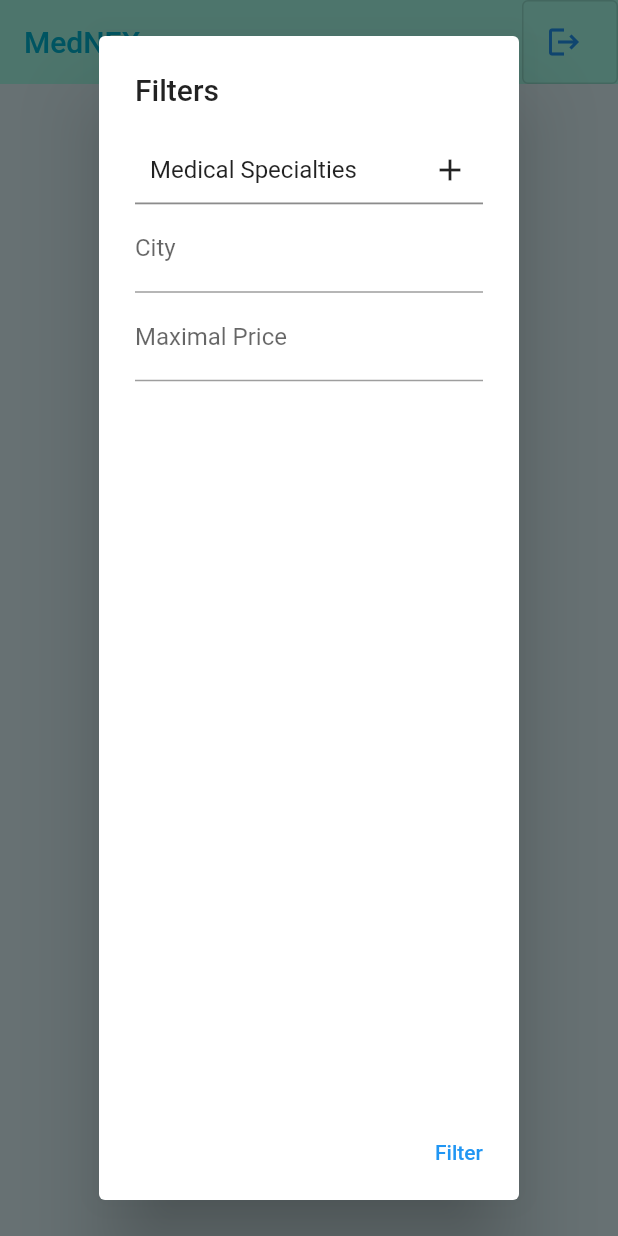
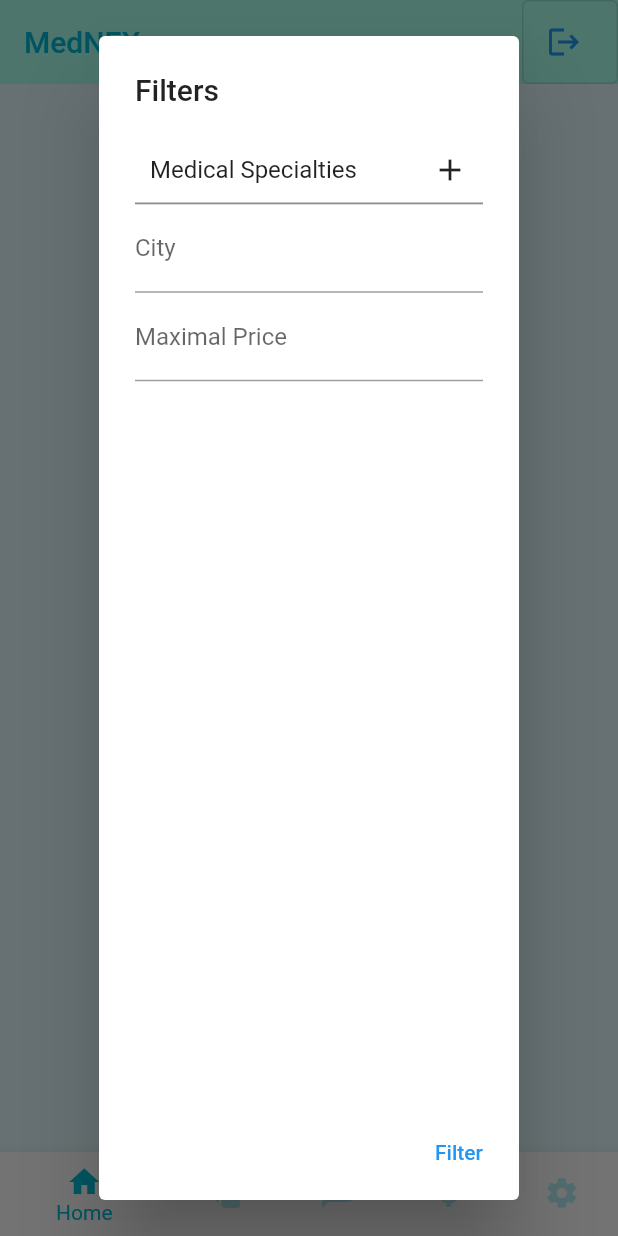
Before and after one commit to DaniRogachev/MedNEX, a Flutter app: the screen it shows once a user with an empty profile is signed in, after a tap on "Filter", on a phone screen of 412 x 824 dp. Run offline on Flutter 3.47's test engine with Material 2 defaults, Android fonts, the phone set to English and light mode, and no system bars; drawn by our look-alikes of multi_select_flutter; our stand-ins replace cloud_firestore, firebase_auth, firebase_core; missing offline and left inert: dropdown_plus; accounts and stored records are empty.

```diff
--- a/med_nex/lib/Screens/Home/doctor_list.dart
+++ b/med_nex/lib/Screens/Home/doctor_list.dart
@@ -77,6 +77,7 @@ class _DoctorListState extends State<DoctorList> {
     }
 
     return ListView.builder(
+      physics: const NeverScrollableScrollPhysics(),
       shrinkWrap: true,
       padding: const EdgeInsets.all(8),
       itemCount: filteredDoctors.length,
--- a/med_nex/lib/Screens/Home/home.dart
+++ b/med_nex/lib/Screens/Home/home.dart
@@ -21,6 +21,9 @@ class Home extends StatefulWidget {
 
 class _HomeState extends State<Home> {
   final AuthService _auth = AuthService();
+
+  int selectedIndex = 0;
+
 
   static List<MedSpecialty> medSpecialties = [
     MedSpecialty(name: "Accident and Emergency Medicine"),
@@ -86,28 +89,16 @@ class _HomeState extends State<Home> {
 
   var filterData = {};
 
+  void _onItemTapped(int index) {
+    setState(() {
+      selectedIndex = index;
+    });
+  }
+
   @override
   Widget build(BuildContext context) {
-    return StreamProvider<QuerySnapshot?>.value(
-      value: DatabaseService().allUsers,
-      initialData: null,
-      child: Scaffold(
-        resizeToAvoidBottomInset: true,
-        backgroundColor: Colors.cyan[50],
-        appBar: AppBar(
-            backgroundColor: Colors.tealAccent[100],
-            elevation: 0.0,
-            title: Text('MedNEX', style: TextStyle(
-              color: Colors.cyanAccent[700],
-            ), textAlign: TextAlign.center,
-            ),
-            actions: <Widget>[
-              OutlinedButton.icon(onPressed: () async{
-                await _auth.signOut();
-              }, icon: const Icon(Icons.logout), label: const Text(''))
-            ]
-        ),
-        body: SingleChildScrollView(
+    List<Widget> options = <Widget>[
+      SingleChildScrollView(
         child: Column(
           children: [
             const SizedBox(height: 20.0),
@@ -172,17 +163,62 @@ class _HomeState extends State<Home> {
                 child: const Text("Filter")),
             const SizedBox(height: 5.0),
             DoctorList(filters: filterData, uid: widget.uid),
-              OutlinedButton(
-                  onPressed: (){
-                    Navigator.push(
-                        context,
-                        MaterialPageRoute(builder: (context) => const Deposit())
-                    );
-                  },
-                  child: const Text("Deposit",)
+          ],
+        ),
+      ),
+      const Text("My Requests"),
+      const Text("Chats"),
+      const Deposit(),
+      const Text("Settings")
+    ];
+
+    return StreamProvider<QuerySnapshot?>.value(
+      value: DatabaseService().allUsers,
+      initialData: null,
+      child: Scaffold(
+        resizeToAvoidBottomInset: true,
+        backgroundColor: Colors.cyan[50],
+        appBar: AppBar(
+            backgroundColor: Colors.tealAccent[100],
+            elevation: 0.0,
+            title: Text('MedNEX', style: TextStyle(
+              color: Colors.cyanAccent[700],
+            ), textAlign: TextAlign.center,
+            ),
+            actions: <Widget>[
+              OutlinedButton.icon(onPressed: () async{
+                await _auth.signOut();
+              }, icon: const Icon(Icons.logout), label: const Text(''))
+            ]
+        ),
+        body: options.elementAt(selectedIndex),
+        bottomNavigationBar: BottomNavigationBar(
+          items: const <BottomNavigationBarItem>[
+            BottomNavigationBarItem(
+              icon: Icon(Icons.home),
+              label: 'Home',
+            ),
+            BottomNavigationBarItem(
+              icon: Icon(Icons.auto_awesome_motion),
+              label: 'My Requests',
+            ),
+            BottomNavigationBarItem(
+              icon: Icon(Icons.chat),
+              label: 'Chats',
+            ),
+            BottomNavigationBarItem(
+              icon: Icon(Icons.attach_money),
+              label: 'Deposit'
+            ),
+            BottomNavigationBarItem(
+              icon: Icon(Icons.settings),
+              label: 'Settings',
             )
           ],
-          ),
+          currentIndex: selectedIndex,
+          selectedItemColor: Colors.cyan,
+          unselectedItemColor: Colors.cyan[100],
+          onTap: _onItemTapped,
         ),
       ),
     );
```
Also changed, not shown: med_nex/lib/Screens/Home/deposit.dart (+1 -13 lines), med_nex/lib/Screens/Home/doctor_home.dart (+46 -5 lines). Lines whose indentation alone changed are shown as unchanged.
